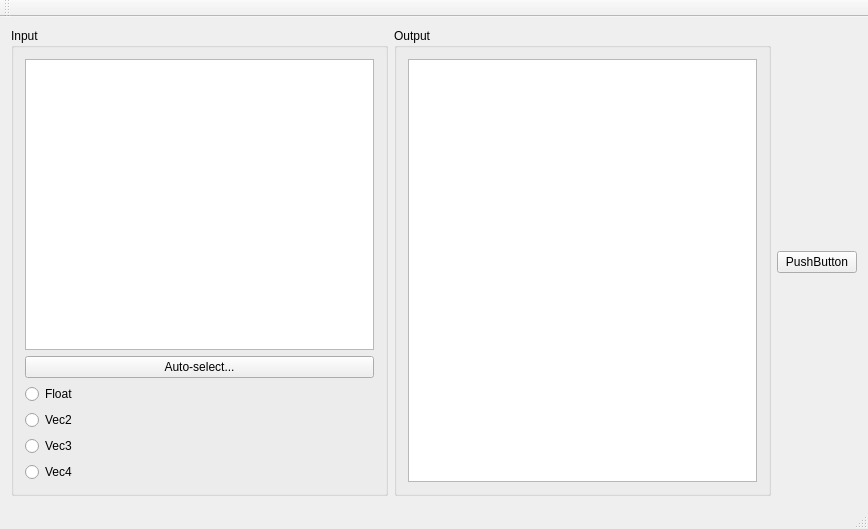
Old version of the form mainwindow.ui in the repository darkedge/spoder.
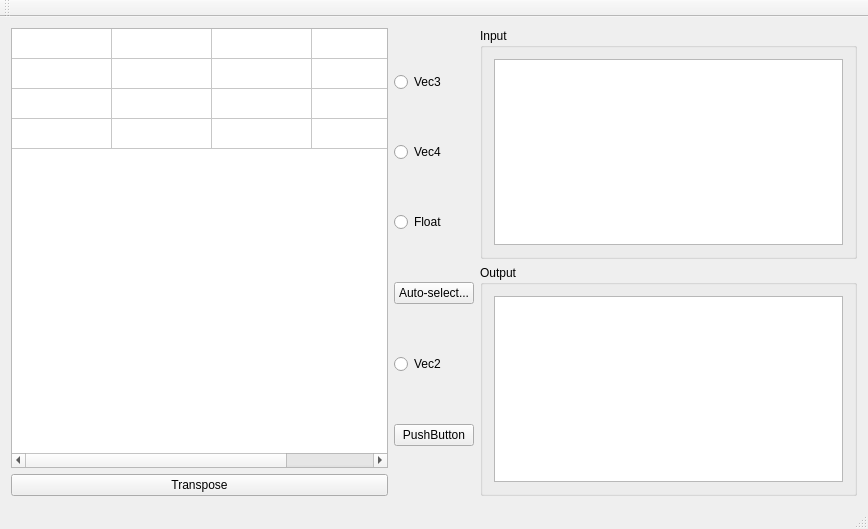
New version of the form. Custom widgets are drawn as their Qt base class.

What changed in the file:
```diff
--- a/mainwindow.ui
+++ b/mainwindow.ui
@@ -16,80 +16,164 @@
   <widget class="QWidget" name="centralWidget">
    <layout class="QHBoxLayout" name="horizontalLayout_2">
     <item>
-     <widget class="QGroupBox" name="groupBox">
-      <property name="title">
-       <string>Input</string>
-      </property>
-      <layout class="QVBoxLayout" name="verticalLayout_2">
-       <item>
-        <widget class="MJTextEdit" name="textEdit">
-         <property name="font">
-          <font>
-           <family>Consolas</family>
-          </font>
+     <layout class="QVBoxLayout" name="verticalLayout_5">
+      <item>
+       <widget class="QTableWidget" name="tableWidget">
+        <attribute name="horizontalHeaderVisible">
+         <bool>false</bool>
+        </attribute>
+        <attribute name="verticalHeaderVisible">
+         <bool>false</bool>
+        </attribute>
+        <row>
+         <property name="text">
+          <string>New Row</string>
          </property>
-        </widget>
-       </item>
-       <item>
-        <widget class="QPushButton" name="pushButton_2">
+        </row>
+        <row>
          <property name="text">
-          <string>Auto-select...</string>
+          <string>New Row</string>
          </property>
-        </widget>
-       </item>
-       <item>
-        <widget class="QRadioButton" name="radioButton">
+        </row>
+        <row>
          <property name="text">
-          <string>Float</string>
+          <string>New Row</string>
          </property>
-        </widget>
-       </item>
-       <item>
-        <widget class="QRadioButton" name="radioButton_2">
+        </row>
+        <row>
          <property name="text">
-          <string>Vec2</string>
+          <string>New Row</string>
          </property>
-        </widget>
-       </item>
-       <item>
-        <widget class="QRadioButton" name="radioButton_3">
+        </row>
+        <column>
          <property name="text">
-          <string>Vec3</string>
+          <string>New Column</string>
          </property>
-        </widget>
-       </item>
-       <item>
-        <widget class="QRadioButton" name="radioButton_4">
+        </column>
+        <column>
          <property name="text">
-          <string>Vec4</string>
+          <string>New Column</string>
          </property>
-        </widget>
-       </item>
-      </layout>
-     </widget>
+        </column>
+        <column>
+         <property name="text">
+          <string>New Column</string>
+         </property>
+        </column>
+        <column>
+         <property name="text">
+          <string>New Column</string>
+         </property>
+        </column>
+       </widget>
+      </item>
+      <item>
+       <widget class="QPushButton" name="pushButton_3">
+        <property name="text">
+         <string>Transpose</string>
+        </property>
+       </widget>
+      </item>
+     </layout>
     </item>
     <item>
-     <widget class="QGroupBox" name="groupBox_2">
-      <property name="title">
-       <string>Output</string>
-      </property>
-      <layout class="QVBoxLayout" name="verticalLayout">
-       <item>
-        <widget class="QTextEdit" name="textEdit_2">
-         <property name="readOnly">
-          <bool>true</bool>
-         </property>
-        </widget>
-       </item>
-      </layout>
-     </widget>
+     <layout class="QVBoxLayout" name="verticalLayout_7">
+      <item>
+       <widget class="QRadioButton" name="radioButton_3">
+        <property name="text">
+         <string>Vec3</string>
+        </property>
+       </widget>
+      </item>
+      <item>
+       <widget class="QRadioButton" name="radioButton_4">
+        <property name="text">
+         <string>Vec4</string>
+        </property>
+       </widget>
+      </item>
+      <item>
+       <widget class="QRadioButton" name="radioButton">
+        <property name="text">
+         <string>Float</string>
+        </property>
+       </widget>
+      </item>
+      <item>
+       <widget class="QPushButton" name="pushButton_2">
+        <property name="text">
+         <string>Auto-select...</string>
+        </property>
+       </widget>
+      </item>
+      <item>
+       <widget class="QRadioButton" name="radioButton_2">
+        <property name="text">
+         <string>Vec2</string>
+        </property>
+       </widget>
+      </item>
+      <item>
+       <widget class="QPushButton" name="pushButton">
+        <property name="text">
+         <string>PushButton</string>
+        </property>
+       </widget>
+      </item>
+     </layout>
     </item>
     <item>
-     <widget class="QPushButton" name="pushButton">
-      <property name="text">
-       <string>PushButton</string>
-      </property>
-     </widget>
+     <layout class="QVBoxLayout" name="verticalLayout_6">
+      <item>
+       <widget class="QGroupBox" name="groupBox">
+        <property name="title">
+         <string>Input</string>
+        </property>
+        <layout class="QVBoxLayout" name="verticalLayout_2">
+         <item>
+          <widget class="MJTextEdit" name="textEdit">
+           <property name="font">
+            <font>
+             <family>Consolas</family>
+            </font>
+           </property>
+           <property name="lineWrapMode">
+            <enum>QTextEdit::NoWrap</enum>
+           </property>
+           <property name="tabStopWidth">
+            <number>40</number>
+           </property>
+           <property name="acceptRichText">
+            <bool>false</bool>
+           </property>
+          </widget>
+         </item>
+        </layout>
+       </widget>
+      </item>
+      <item>
+       <widget class="QGroupBox" name="groupBox_2">
+        <property name="title">
+         <string>Output</string>
+        </property>
+        <layout class="QVBoxLayout" name="verticalLayout">
+         <item>
+          <widget class="MJTextEdit" name="textEdit_2">
+           <property name="lineWrapMode">
+            <enum>QTextEdit::NoWrap</enum>
+           </property>
+           <property name="tabStopWidth">
+            <number>40</number>
+           </property>
+           <property name="acceptRichText">
+            <bool>false</bool>
+           </property>
+          </widget>
+         </item>
+        </layout>
+       </widget>
+      </item>
+     </layout>
     </item>
    </layout>
   </widget>
```
Left out of the diff: 2 changed lines with no effect on the pictures.
